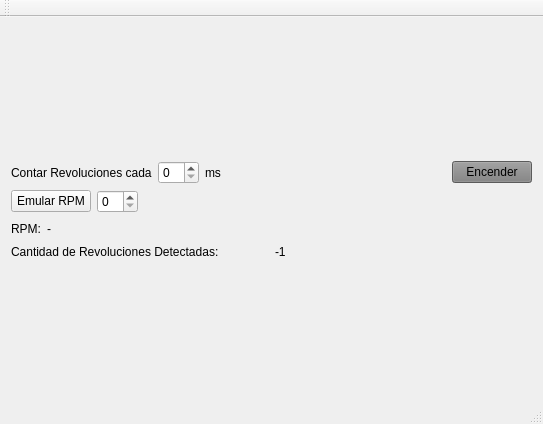
Above: mainwindow.ui from nextsigner/irpi2 before the change. Below: the same form after it.
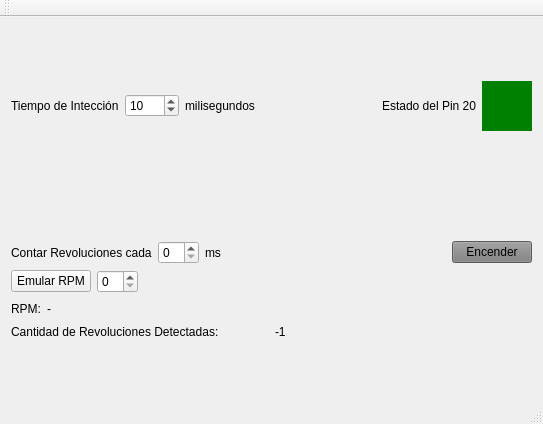
That is the form after the change.

Diff of the .ui file:
```diff
--- a/mainwindow.ui
+++ b/mainwindow.ui
@@ -15,6 +15,82 @@
   </property>
   <widget class="QWidget" name="centralWidget">
    <layout class="QVBoxLayout" name="verticalLayout">
+    <item>
+     <spacer name="verticalSpacer_3">
+      <property name="orientation">
+       <enum>Qt::Vertical</enum>
+      </property>
+      <property name="sizeHint" stdset="0">
+       <size>
+        <width>17</width>
+        <height>32</height>
+       </size>
+      </property>
+     </spacer>
+    </item>
+    <item>
+     <layout class="QHBoxLayout" name="horizontalLayout_5">
+      <item>
+       <widget class="QLabel" name="label_5">
+        <property name="text">
+         <string>Tiempo de Intección</string>
+        </property>
+       </widget>
+      </item>
+      <item>
+       <widget class="QSpinBox" name="spinBoxTiempoInyeccion">
+        <property name="maximum">
+         <number>5000</number>
+        </property>
+        <property name="value">
+         <number>10</number>
+        </property>
+       </widget>
+      </item>
+      <item>
+       <widget class="QLabel" name="label_6">
+        <property name="text">
+         <string>milisegundos</string>
+        </property>
+       </widget>
+      </item>
+      <item>
+       <spacer name="horizontalSpacer_4">
+        <property name="orientation">
+         <enum>Qt::Horizontal</enum>
+        </property>
+        <property name="sizeHint" stdset="0">
+         <size>
+          <width>40</width>
+          <height>20</height>
+         </size>
+        </property>
+       </spacer>
+      </item>
+      <item>
+       <widget class="QLabel" name="label_7">
+        <property name="text">
+         <string>Estado del Pin 20</string>
+        </property>
+       </widget>
+      </item>
+      <item>
+       <widget class="QWidget" name="widget" native="true">
+        <property name="minimumSize">
+         <size>
+          <width>50</width>
+          <height>50</height>
+         </size>
+        </property>
+        <property name="styleSheet">
+         <string notr="true">#widget{
+	background-color:green
+}</string>
+        </property>
+       </widget>
+      </item>
+     </layout>
+    </item>
     <item>
      <spacer name="verticalSpacer">
       <property name="orientation">
```
Left out of the diff: 7 changed lines with no effect on the pictures.
